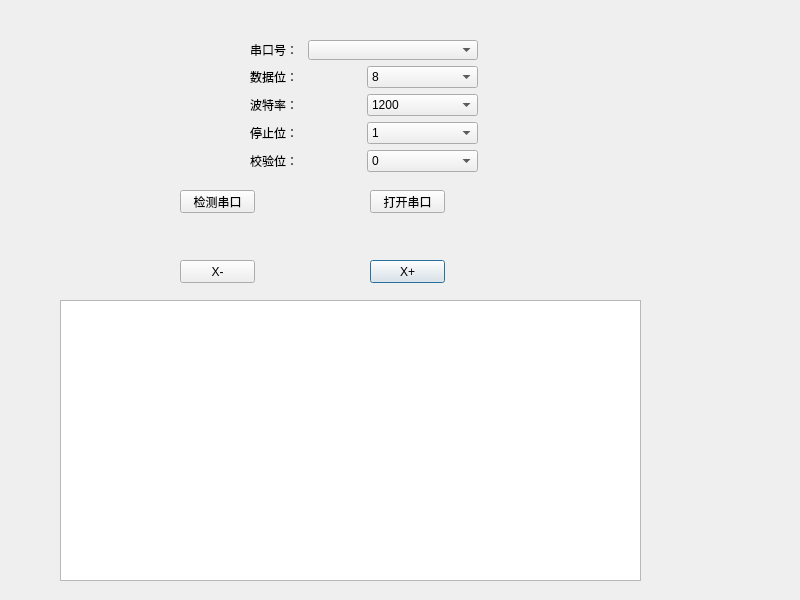
First picture: the form in LaserControl/mainwindow.ui, repository xiaoPengfile/LaserEngraveTest, before the edit.
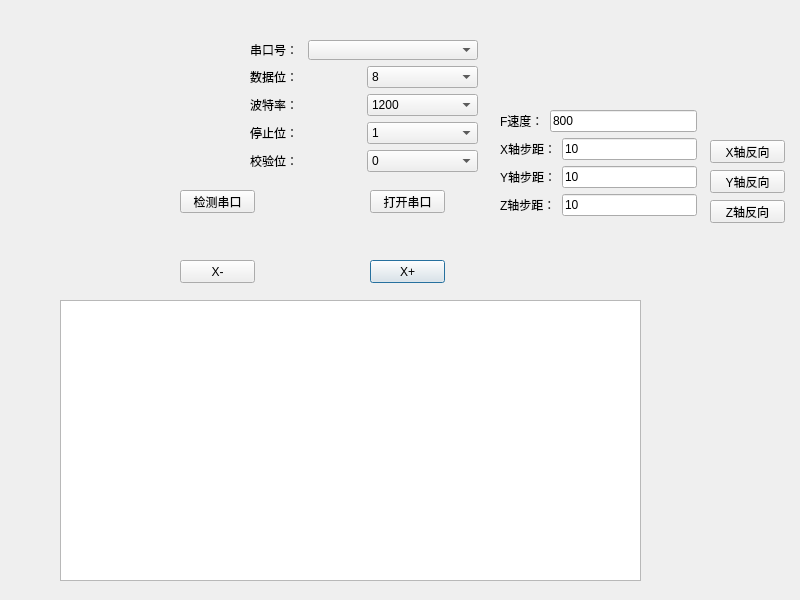
Second picture: the form after the edit.

Commit message: 第二次提交完成1，2，3，4功能

The edit to the form file:
```diff
--- a/LaserControl/mainwindow.ui
+++ b/LaserControl/mainwindow.ui
@@ -225,6 +225,138 @@
     </rect>
    </property>
   </widget>
+  <widget class="QPushButton" name="zReverseBtn">
+   <property name="geometry">
+    <rect>
+     <x>710</x>
+     <y>200</y>
+     <width>75</width>
+     <height>23</height>
+    </rect>
+   </property>
+   <property name="text">
+    <string>Z轴反向</string>
+   </property>
+   <property name="checkable">
+    <bool>true</bool>
+   </property>
+  </widget>
+  <widget class="QPushButton" name="xReverseBtn">
+   <property name="geometry">
+    <rect>
+     <x>710</x>
+     <y>140</y>
+     <width>75</width>
+     <height>23</height>
+    </rect>
+   </property>
+   <property name="text">
+    <string>X轴反向</string>
+   </property>
+   <property name="checkable">
+    <bool>true</bool>
+   </property>
+  </widget>
+  <widget class="QPushButton" name="yReverseBtn">
+   <property name="geometry">
+    <rect>
+     <x>710</x>
+     <y>170</y>
+     <width>75</width>
+     <height>23</height>
+    </rect>
+   </property>
+   <property name="text">
+    <string>Y轴反向</string>
+   </property>
+   <property name="checkable">
+    <bool>true</bool>
+   </property>
+  </widget>
+  <widget class="QWidget" name="">
+   <property name="geometry">
+    <rect>
+     <x>500</x>
+     <y>110</y>
+     <width>197</width>
+     <height>108</height>
+    </rect>
+   </property>
+   <layout class="QVBoxLayout" name="verticalLayout_2">
+    <item>
+     <layout class="QHBoxLayout" name="horizontalLayout_9">
+      <item>
+       <widget class="QLabel" name="label_9">
+        <property name="text">
+         <string>F速度：</string>
+        </property>
+       </widget>
+      </item>
+      <item>
+       <widget class="QLineEdit" name="fSpeedLineEdit">
+        <property name="text">
+         <string>800</string>
+        </property>
+       </widget>
+      </item>
+     </layout>
+    </item>
+    <item>
+     <layout class="QHBoxLayout" name="horizontalLayout_6">
+      <item>
+       <widget class="QLabel" name="label_6">
+        <property name="text">
+         <string>X轴步距：</string>
+        </property>
+       </widget>
+      </item>
+      <item>
+       <widget class="QLineEdit" name="xStepLineEidt">
+        <property name="text">
+         <string>10</string>
+        </property>
+       </widget>
+      </item>
+     </layout>
+    </item>
+    <item>
+     <layout class="QHBoxLayout" name="horizontalLayout_7">
+      <item>
+       <widget class="QLabel" name="label_8">
+        <property name="text">
+         <string>Y轴步距：</string>
+        </property>
+       </widget>
+      </item>
+      <item>
+       <widget class="QLineEdit" name="yStepLineEdit">
+        <property name="text">
+         <string>10</string>
+        </property>
+       </widget>
+      </item>
+     </layout>
+    </item>
+    <item>
+     <layout class="QHBoxLayout" name="horizontalLayout_8">
+      <item>
+       <widget class="QLabel" name="label_7">
+        <property name="text">
+         <string>Z轴步距：</string>
+        </property>
+       </widget>
+      </item>
+      <item>
+       <widget class="QLineEdit" name="zStepLineEdit">
+        <property name="text">
+         <string>10</string>
+        </property>
+       </widget>
+      </item>
+     </layout>
+    </item>
+   </layout>
+  </widget>
  </widget>
  <resources/>
  <connections/>
```
The commit also changes 2 other files.
